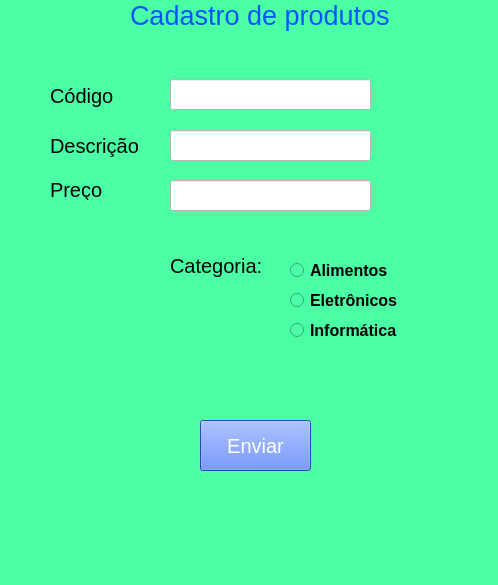
Qt form formulario.ui (vinidiassantos/Python-Training) before a commit.
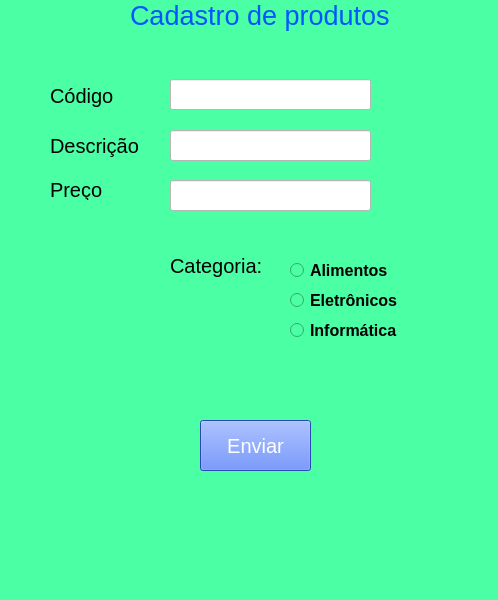
The same form after that commit.

Patch:
```diff
--- a/formulario.ui
+++ b/formulario.ui
@@ -5,9 +5,8 @@
   <property name="geometry">
    <rect>
     <x>0</x>
-    <y>0</y>
     <width>498</width>
-    <height>585</height>
+    <height>600</height>
    </rect>
   </property>
   <property name="windowTitle">
```
